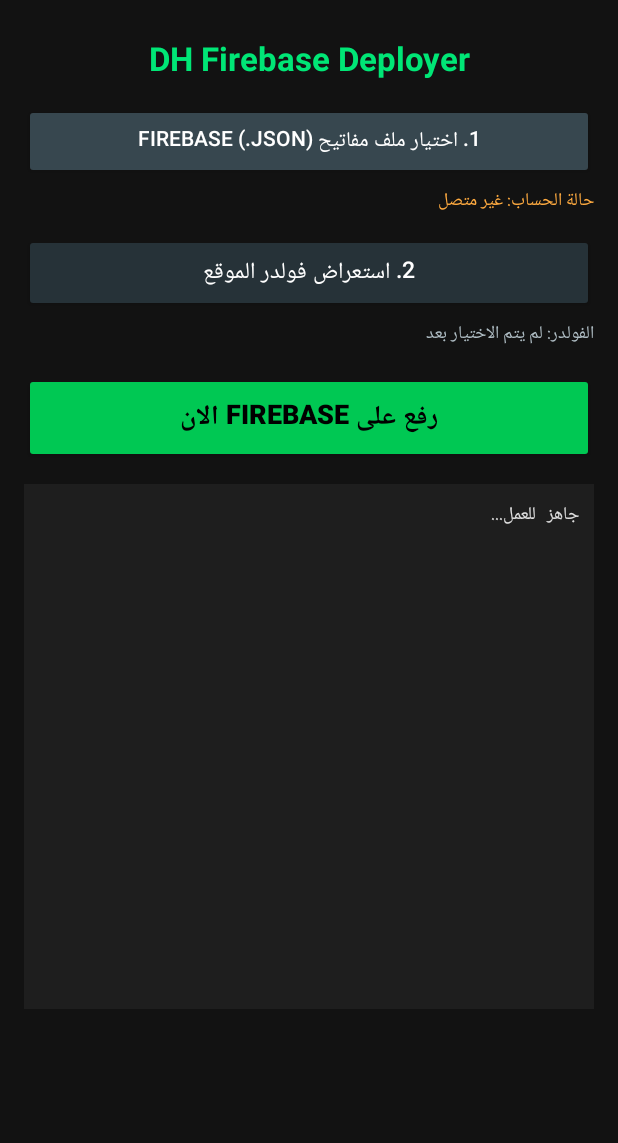
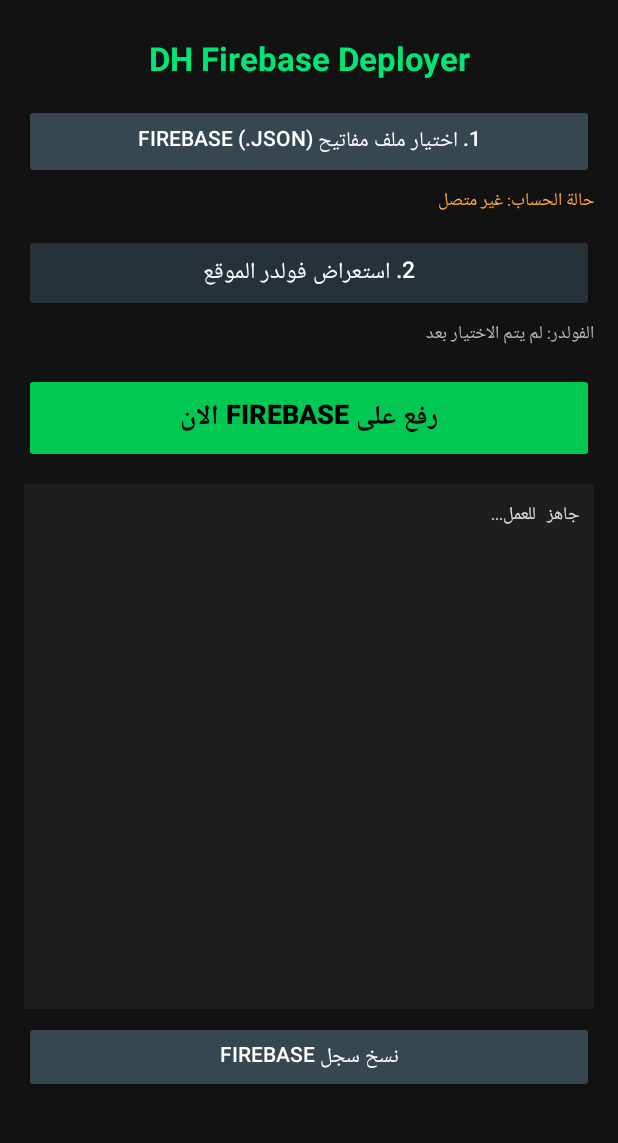
Before and after one commit to doupl2018-create/firebase-hosting-deployer, an Android app: the layout activity_main.xml on its own in the app's theme, with its tools: preview values and no code run, on a phone screen of 412 x 824 dp, the part 84-1227 px from its top. Run offline under Robolectric (Android 15) with nearby library versions, the phone set to English and light mode, and no system bars.

Commit message:
Update app/src/main/res/layout/activity_main.xml via DH Deployer

```diff
--- a/app/src/main/res/layout/activity_main.xml
+++ b/app/src/main/res/layout/activity_main.xml
@@ -136,8 +136,21 @@
                         android:text="جاهز للعمل..."
                         android:textColor="#E0E0E0"
                         android:fontFamily="monospace"
-                        android:textSize="12sp" />
+                        android:textSize="12sp"
+                        android:textIsSelectable="true"
+                        android:focusable="true"
+                        android:longClickable="true" />
                 </ScrollView>
+
+                <Button
+                    android:id="@+id/btnCopyFb"
+                    android:layout_width="match_parent"
+                    android:layout_height="48dp"
+                    android:text="نسخ سجل Firebase"
+                    android:textSize="14sp"
+                    android:backgroundTint="#37474F"
+                    android:textColor="#FFFFFF"
+                    android:layout_marginTop="8dp" />
             </LinearLayout>
 
             <!-- GH -->
@@ -257,8 +270,21 @@
                         android:text="جاهز للعمل..."
                         android:textColor="#E0E0E0"
                         android:fontFamily="monospace"
-                        android:textSize="12sp" />
+                        android:textSize="12sp"
+                        android:textIsSelectable="true"
+                        android:focusable="true"
+                        android:longClickable="true" />
                 </ScrollView>
+
+                <Button
+                    android:id="@+id/btnCopyGh"
+                    android:layout_width="match_parent"
+                    android:layout_height="48dp"
+                    android:text="نسخ سجل GH"
+                    android:textSize="14sp"
+                    android:backgroundTint="#37474F"
+                    android:textColor="#FFFFFF"
+                    android:layout_marginTop="8dp" />
             </LinearLayout>
 
             <!-- Drive - نظام تسجيل الدخول الجديد -->
@@ -409,8 +435,21 @@
                         android:text="جاهز للعمل..."
                         android:textColor="#E0E0E0"
                         android:fontFamily="monospace"
-                        android:textSize="12sp" />
+                        android:textSize="12sp"
+                        android:textIsSelectable="true"
+                        android:focusable="true"
+                        android:longClickable="true" />
                 </ScrollView>
+
+                <Button
+                    android:id="@+id/btnCopyDrive"
+                    android:layout_width="match_parent"
+                    android:layout_height="48dp"
+                    android:text="نسخ سجل Drive"
+                    android:textSize="14sp"
+                    android:backgroundTint="#37474F"
+                    android:textColor="#FFFFFF"
+                    android:layout_marginTop="8dp" />
             </LinearLayout>
 
         </LinearLayout>
```
